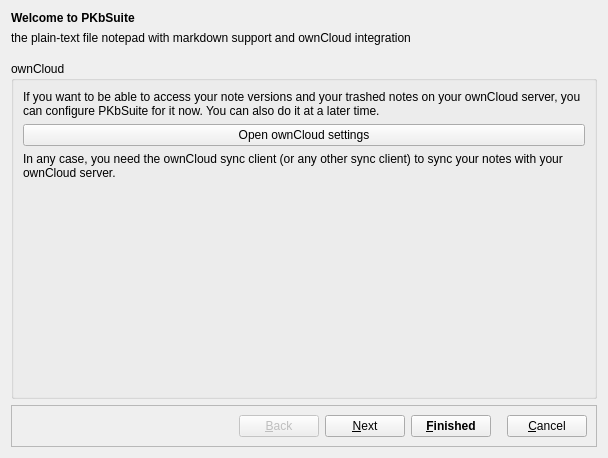
First picture: the form in src/dialogs/welcomedialog.ui, repository tberthelot-repositories/PKbSuite, before the edit.
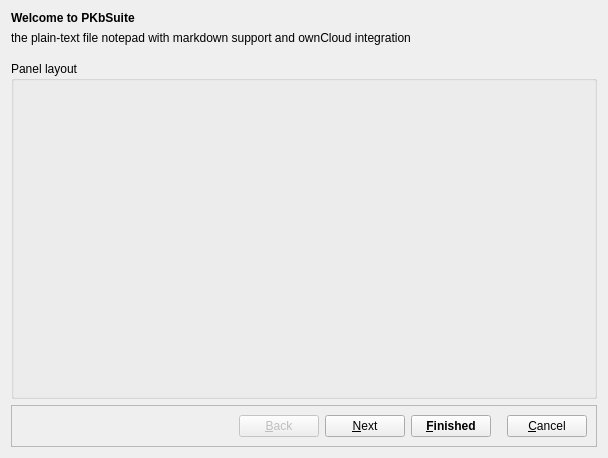
Second picture: the form after the edit. The open tabs and pages were chosen to show the change. Icons and pictures are not drawn. Custom widgets are drawn as their Qt base class.

Commit message: 200427 - Cleaning Welcome dialog

Diff of the .ui file:
```diff
--- a/src/dialogs/welcomedialog.ui
+++ b/src/dialogs/welcomedialog.ui
@@ -293,126 +293,6 @@
        </item>
       </layout>
      </widget>
-     <widget class="QWidget" name="ownCloudPage">
-      <layout class="QGridLayout" name="gridLayout_4">
-       <property name="leftMargin">
-        <number>0</number>
-       </property>
-       <property name="topMargin">
-        <number>0</number>
-       </property>
-       <property name="rightMargin">
-        <number>0</number>
-       </property>
-       <property name="bottomMargin">
-        <number>0</number>
-       </property>
-       <item row="0" column="0">
-        <widget class="QGroupBox" name="groupBox_2">
-         <property name="title">
-          <string notr="true">ownCloud</string>
-         </property>
-         <layout class="QGridLayout" name="gridLayout_5">
-          <item row="0" column="0">
-           <widget class="QLabel" name="label">
-            <property name="text">
-             <string>If you want to be able to access your note versions and your trashed notes on your ownCloud server, you can configure PKbSuite for it now. You can also do it at a later time.</string>
-            </property>
-            <property name="wordWrap">
-             <bool>true</bool>
-            </property>
-           </widget>
-          </item>
-          <item row="3" column="0">
-           <spacer name="verticalSpacer_3">
-            <property name="orientation">
-             <enum>Qt::Vertical</enum>
-            </property>
-            <property name="sizeHint" stdset="0">
-             <size>
-              <width>20</width>
-              <height>40</height>
-             </size>
-            </property>
-           </spacer>
-          </item>
-          <item row="1" column="0">
-           <widget class="QPushButton" name="ownCloudSettingsButton">
-            <property name="text">
-             <string>Open ownCloud settings</string>
-            </property>
-           </widget>
-          </item>
-          <item row="2" column="0">
-           <widget class="QLabel" name="label_4">
-            <property name="text">
-             <string>In any case, you need the ownCloud sync client (or any other sync client) to sync your notes with your ownCloud server.</string>
-            </property>
-            <property name="wordWrap">
-             <bool>true</bool>
-            </property>
-           </widget>
-          </item>
-         </layout>
-        </widget>
-       </item>
-      </layout>
-     </widget>
-     <widget class="QWidget" name="metricsPage">
-      <layout class="QGridLayout" name="gridLayout_7">
-       <property name="leftMargin">
-        <number>0</number>
-       </property>
-       <property name="topMargin">
-        <number>0</number>
-       </property>
-       <property name="rightMargin">
-        <number>0</number>
-       </property>
-       <property name="bottomMargin">
-        <number>0</number>
-       </property>
-       <item row="0" column="0">
-        <widget class="QGroupBox" name="groupBox_3">
-         <property name="title">
-          <string notr="true">App metrics</string>
-         </property>
-         <layout class="QGridLayout" name="gridLayout_6">
-          <item row="1" column="0">
-           <widget class="QPushButton" name="networkSettingsButton">
-            <property name="text">
-             <string>Open network settings</string>
-            </property>
-           </widget>
-          </item>
-          <item row="0" column="0">
-           <widget class="QLabel" name="label_3">
-            <property name="text">
-             <string>PKbSuite will track anonymous usage data, that helps to decide what parts of PKbSuite to improve next and to find and fix bugs. You can disable that behaviour in the settings.</string>
-            </property>
-            <property name="wordWrap">
-             <bool>true</bool>
-            </property>
-           </widget>
-          </item>
-          <item row="2" column="0">
-           <spacer name="verticalSpacer_4">
-            <property name="orientation">
-             <enum>Qt::Vertical</enum>
-            </property>
-            <property name="sizeHint" stdset="0">
-             <size>
-              <width>20</width>
-              <height>40</height>
-             </size>
-            </property>
-           </spacer>
-          </item>
-         </layout>
-        </widget>
-       </item>
-      </layout>
-     </widget>
     </widget>
    </item>
   </layout>
```
Left out of the diff: 2 changed lines with no effect on the pictures. The commit also changes 1 other file.
